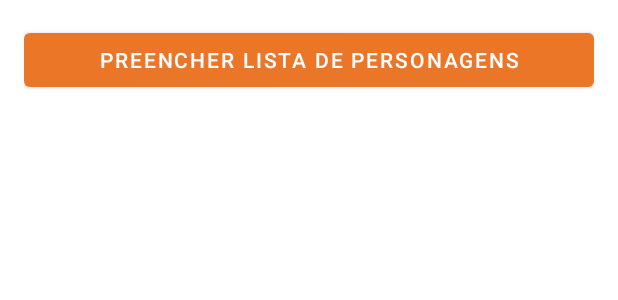
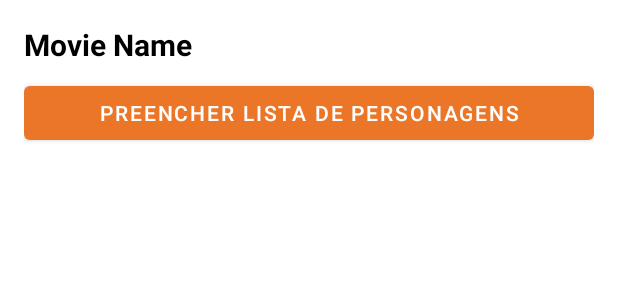
Before and after one commit to Agatha886/App-Studio-Ghibli-API, an Android app: the layout activity_movie_details.xml on its own in the app's theme, with its tools: preview values and no code run, on a phone screen of 412 x 824 dp. Shown: the top 300 px of the screen. Run offline under Robolectric (Android 15) with nearby library versions, the light colour scheme and no system bars.

Commit message:
Ajuste no título do filme da tela de teste

```diff
--- a/app/src/main/res/layout/activity_movie_details.xml
+++ b/app/src/main/res/layout/activity_movie_details.xml
@@ -1,6 +1,7 @@
 <?xml version="1.0" encoding="utf-8"?>
 <androidx.constraintlayout.widget.ConstraintLayout xmlns:android="http://schemas.android.com/apk/res/android"
     xmlns:app="http://schemas.android.com/apk/res-auto"
+    xmlns:tools="http://schemas.android.com/tools"
     android:id="@+id/layout_detalhe"
     android:layout_width="match_parent"
     android:layout_height="match_parent"
@@ -11,7 +12,8 @@
         android:id="@+id/tituloFilme"
         android:layout_width="wrap_content"
         android:layout_height="wrap_content"
-        android:text="Detalhes do Filme"
+        android:text="Movie Name"
+        android:textColor="@color/black"
         app:layout_constraintTop_toTopOf="parent"
         app:layout_constraintStart_toStartOf="parent"
         android:textSize="20sp"
@@ -23,7 +25,7 @@
         android:layout_width="match_parent"
         android:layout_height="wrap_content"
         android:text="Preencher lista de personagens"
-        app:layout_constraintTop_toTopOf="@id/tituloFilme"
+        app:layout_constraintTop_toBottomOf="@id/tituloFilme"
         app:layout_constraintStart_toStartOf="@id/tituloFilme"/>
 
     <androidx.recyclerview.widget.RecyclerView
```
